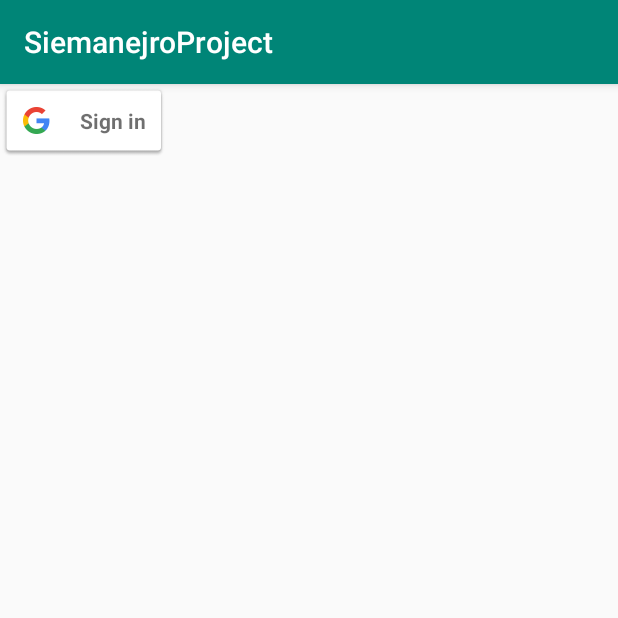
After one commit to nazkord/Siemanejro, an Android app: the GoogleSingInActivity screen opened directly, with no data from a screen before it, on a phone screen of 412 x 824 dp, the top half of it. The commit adds this screen. Run offline under Robolectric (Android 15) with nearby library versions, the phone set to English and light mode, and no system bars; 2 statements that could not run were skipped.

Commit message:
-add google sign-in UI

```diff
--- a/app/src/main/AndroidManifest.xml
+++ b/app/src/main/AndroidManifest.xml
@@ -18,7 +18,8 @@
         android:roundIcon="@mipmap/ic_launcher_round"
         android:supportsRtl="true"
         android:theme="@style/AppTheme">
-        <activity android:name=".activities.AuthActivity"></activity>
+        <activity android:name=".activities.GoogleSingInActivity"></activity>
+        <activity android:name=".activities.AuthActivity" />
         <activity
             android:name=".activities.SettingsActivity"
             android:label="@string/title_activity_settings" />
--- /dev/null
+++ b/app/src/main/java/com/siemanejro/siemanejroproject/activities/GoogleSingInActivity.java
@@ -0,0 +1,106 @@
+package com.siemanejro.siemanejroproject.activities;
+
+import android.content.Intent;
+import android.os.Bundle;
+import android.util.Log;
+import android.widget.Toast;
+
+import com.google.android.gms.auth.api.signin.GoogleSignIn;
+import com.google.android.gms.auth.api.signin.GoogleSignInAccount;
+import com.google.android.gms.auth.api.signin.GoogleSignInClient;
+import com.google.android.gms.auth.api.signin.GoogleSignInOptions;
+import com.google.android.gms.common.SignInButton;
+import com.google.android.gms.common.api.ApiException;
+import com.google.android.gms.tasks.OnCompleteListener;
+import com.google.android.gms.tasks.Task;
+import com.siemanejro.siemanejroproject.R;
+import com.siemanejro.siemanejroproject.utils.SharedPrefUtil;
+
+import java.util.Objects;
+
+import androidx.annotation.NonNull;
+import androidx.annotation.Nullable;
+import androidx.appcompat.app.AppCompatActivity;
+
+public class GoogleSingInActivity extends AppCompatActivity {
+
+    private static final int RC_SIGN_IN = 0;
+    private  GoogleSignInClient googleSignInClient;
+    private SignInButton googleSingInButton;
+
+    @Override
+    protected void onStart() {
+        super.onStart();
+
+        // Check for existing Google Sign In account, if the user is already signed in
+        // the GoogleSignInAccount will be non-null.
+        GoogleSignInAccount account = GoogleSignIn.getLastSignedInAccount(this);
+        updateUI(account);
+    }
+
+    @Override
+    protected void onCreate(Bundle savedInstanceState) {
+        super.onCreate(savedInstanceState);
+        setContentView(R.layout.activity_google_sing_in);
+
+        GoogleSignInOptions gso = new GoogleSignInOptions.Builder(GoogleSignInOptions.DEFAULT_SIGN_IN)
+                .requestIdToken(getString(R.string.serverClientID))
+                .requestEmail()
+                .build();
+
+        googleSignInClient = GoogleSignIn.getClient(this, gso);
+
+        googleSingInButton = findViewById(R.id.google_sign_in_button_2);
+        googleSingInButton.setOnClickListener(v -> signIn());
+
+    }
+
+    private void updateUI(GoogleSignInAccount account) {
+        //TODO: testing
+        if(account != null) { //there is no logged google account
+            startActivity(new Intent(GoogleSingInActivity.this, MainActivity.class));
+        } else if(new SharedPrefUtil(this).getLoggerUser() == null) {
+
+        }
+
+            Toast.makeText(GoogleSingInActivity.this,"Please try again", Toast.LENGTH_SHORT).show();
+    }
+
+    private void signIn() {
+        Intent signInIntent = googleSignInClient.getSignInIntent();
+        startActivityForResult(signInIntent, RC_SIGN_IN);
+    }
+
+    @Override
+    protected void onActivityResult(int requestCode, int resultCode, @Nullable Intent data) {
+        super.onActivityResult(requestCode, resultCode, data);
+
+        if(requestCode == RC_SIGN_IN) {
+            Task<GoogleSignInAccount> task = GoogleSignIn.getSignedInAccountFromIntent(data);
+            handleSignInResult(task);
+        }
+    }
+
+    private void handleSignInResult(Task completedTask) {
+        try {
+            GoogleSignInAccount account = (GoogleSignInAccount) completedTask.getResult(ApiException.class);
+            String idToken = Objects.requireNonNull(account).getIdToken();
+
+            Log.i("Googin token", idToken);
+
+            updateUI(account);
+
+        } catch (Throwable throwable) {
+            Log.e("Google Sign In Error", "signInResult:failed code= " + throwable.getMessage());
+            throwable.printStackTrace();
+            updateUI(null);
+        }
+    }
+
+    private void singOut() {
+        googleSignInClient.signOut()
+                .addOnCompleteListener(this, task -> {
+
+                });
+    }
+}
--- a/app/src/main/java/com/siemanejro/siemanejroproject/activities/LoginActivity.java
+++ b/app/src/main/java/com/siemanejro/siemanejroproject/activities/LoginActivity.java
@@ -72,7 +72,7 @@ public class LoginActivity extends AppCompatActivity implements LoaderCallbacks<
         googleButton = findViewById(R.id.google_sign_in_button);
         populateAutoComplete();
 
-        googleButton.setOnClickListener(v -> startActivity(new Intent(LoginActivity.this, AuthActivity.class)));
+        googleButton.setOnClickListener(v -> startActivity(new Intent(LoginActivity.this, GoogleSingInActivity.class)));
 
         mPasswordView = findViewById(R.id.password);
         mPasswordView.setOnEditorActionListener((textView, id, keyEvent) -> {
@@ -83,7 +83,7 @@ public class LoginActivity extends AppCompatActivity implements LoaderCallbacks<
             return false;
         });
 
-        Button mEmailSignInButton = (Button) findViewById(R.id.email_sign_in_button);
+        Button mEmailSignInButton = findViewById(R.id.email_sign_in_button);
         mEmailSignInButton.setOnClickListener(view -> attemptLogin());
 
         mLoginFormView = findViewById(R.id.login_form);
--- a/app/src/main/java/com/siemanejro/siemanejroproject/activities/SplashScreenActivity.java
+++ b/app/src/main/java/com/siemanejro/siemanejroproject/activities/SplashScreenActivity.java
@@ -34,9 +34,9 @@ public class SplashScreenActivity extends AppCompatActivity {
 
         Intent activityIntent;
         User user = new SharedPrefUtil(this).getLoggerUser();
-        Client.SIEMAJERO.get().setLoggedInUser(user);
 
-        if(user.getName() != null) {
+        if(user != null) {
+            Client.SIEMAJERO.get().setLoggedInUser(user);
             activityIntent = new Intent(this, MainActivity.class);
             new LoadBet().execute();
         } else {
--- a/app/src/main/java/com/siemanejro/siemanejroproject/communication/Client.java
+++ b/app/src/main/java/com/siemanejro/siemanejroproject/communication/Client.java
@@ -2,7 +2,7 @@ package com.siemanejro.siemanejroproject.communication;
 
 public enum Client {
 
-    SIEMAJERO(new SiemajeroOkHttpCommunication());
+    SIEMAJERO(new SiemanejroOkHttpCommunication());
 
     Client(SiemajeroCommunication siemajeroComm) {
         this.siemajeroComm = siemajeroComm;
--- a/app/src/main/java/com/siemanejro/siemanejroproject/communication/SiemajeroCommunication.java
+++ b/app/src/main/java/com/siemanejro/siemanejroproject/communication/SiemajeroCommunication.java
@@ -13,7 +13,6 @@ import okhttp3.Request;
 public interface SiemajeroCommunication {
     Optional<User> loginUser(String userName, String password);
     List<Match> getMatchesByCompetitions(List<Long> competitionIds);
-    User createUser(User newUser);
     //TODO: those method should retrieve response from API
     Request makeUserGetRequest(HttpUrl.Builder builder);
     boolean postUsersBet(BetList betList);
--- a/app/src/main/java/com/siemanejro/siemanejroproject/utils/SharedPrefUtil.java
+++ b/app/src/main/java/com/siemanejro/siemanejroproject/utils/SharedPrefUtil.java
@@ -30,10 +30,14 @@ public class SharedPrefUtil {
     }
 
     public User getLoggerUser() {
-        Long id = sharedPreferences.getLong(KEY_ID, 0);
+        long id = sharedPreferences.getLong(KEY_ID, 0);
         String userName = sharedPreferences.getString(KEY_LOGIN, null);
         String userPassword = sharedPreferences.getString(KEY_PASSWORD, null);
-        return new User(id,userName,userPassword);
+        if(id == 0 && userName == null && userPassword == null) {
+            return null;
+        } else {
+            return new User(id, userName, userPassword);
+        }
     }
 
     public void setLoggerUser(User user) {
--- /dev/null
+++ b/app/src/main/res/layout/activity_google_sing_in.xml
@@ -0,0 +1,20 @@
+<?xml version="1.0" encoding="utf-8"?>
+<LinearLayout xmlns:android="http://schemas.android.com/apk/res/android"
+    xmlns:app="http://schemas.android.com/apk/res-auto"
+    xmlns:tools="http://schemas.android.com/tools"
+    android:layout_width="match_parent"
+    android:layout_height="match_parent"
+    tools:context=".activities.GoogleSingInActivity">
+
+    <com.google.android.gms.common.SignInButton
+        android:id="@+id/google_sign_in_button_2"
+        android:layout_width="wrap_content"
+        android:layout_height="wrap_content"
+        app:layout_constraintBottom_toTopOf="parent"
+        app:layout_constraintEnd_toStartOf="parent"
+        app:layout_constraintHorizontal_bias="0.0"
+        app:layout_constraintStart_toStartOf="parent"
+        app:layout_constraintTop_toTopOf="parent"
+        app:layout_constraintVertical_bias="0.0" />
+
+</LinearLayout>
```
Also changed, not shown: app/build.gradle (+10 -0 lines), app/src/main/java/com/siemanejro/siemanejroproject/activities/AuthActivity.java (added, +127 -0 lines), app/src/main/java/com/siemanejro/siemanejroproject/activities/MainActivity.java (+6 -1 lines), app/src/main/java/com/siemanejro/siemanejroproject/communication/SiemanejroOkHttpCommunication.java (renamed from app/src/main/java/com/siemanejro/siemanejroproject/communication/SiemajeroOkHttpCommunication.java, +2 -7 lines), app/src/main/res/layout/activity_auth.xml (added, +9 -0 lines).
